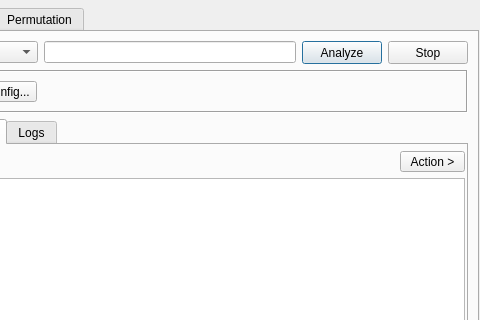
This is gui/src/tools/EmailTool.ui in 3nock/OTE as Qt 5 draws it before an edit; both pictures show x 84 to 564 and y 0 to 320 of the 564 by 496 pixel window. The edited form follows.
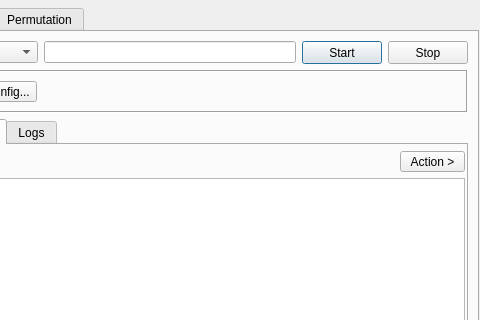
This is the edited form.

```diff
--- a/gui/src/tools/EmailTool.ui
+++ b/gui/src/tools/EmailTool.ui
@@ -81,7 +81,7 @@
             </size>
            </property>
            <property name="text">
-            <string>Analyze</string>
+            <string>Start</string>
            </property>
           </widget>
          </item>
```
Left out of the diff: 2 changed lines with no effect on the pictures.
